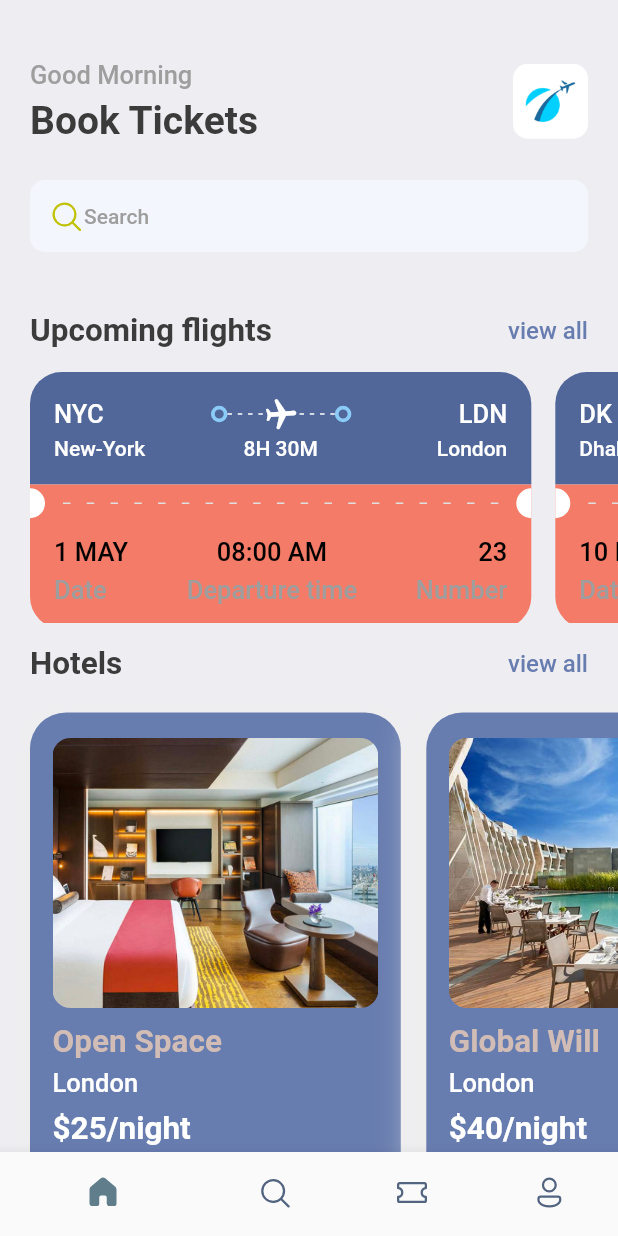
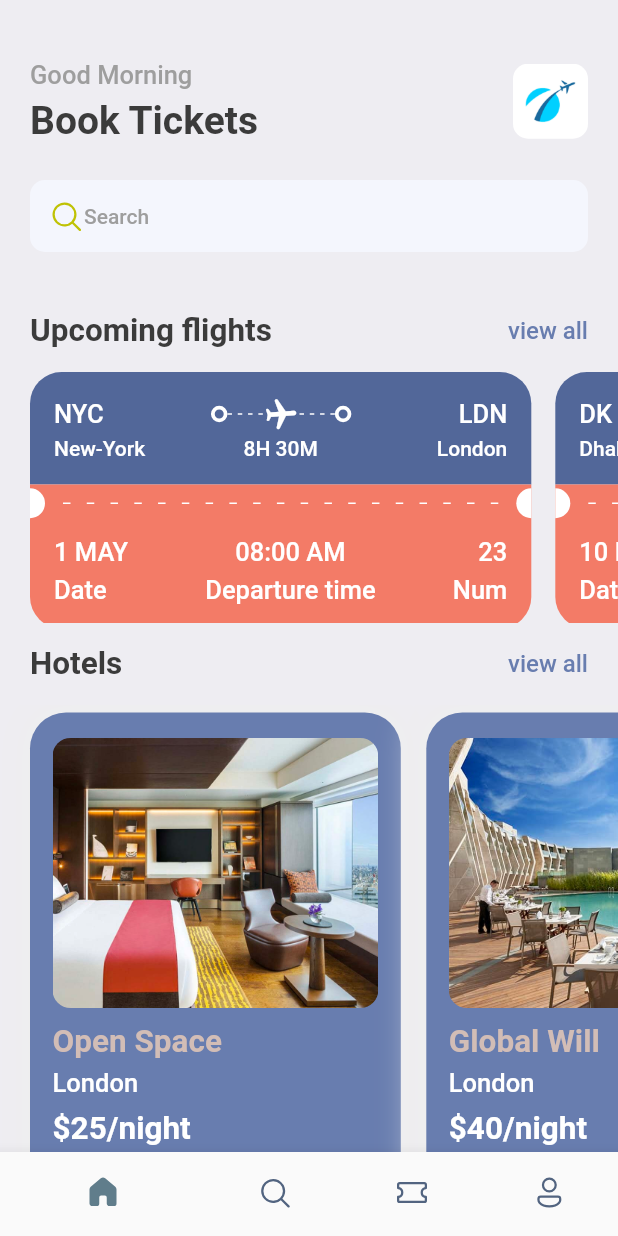
Before and after one commit to Linabousbih/TravelApp, a Flutter app: the screen it shows after launch, on a phone screen of 412 x 824 dp. Run offline on Flutter 3.47's test engine with Material 2 defaults, Android fonts, the phone set to English and light mode, and no system bars; our stand-ins replace barcode_widget, fluentui_icons, gap, get.

Commit message:
Third page all done

```diff
--- a/lib/screens/ticket_view.dart
+++ b/lib/screens/ticket_view.dart
@@ -48,7 +48,7 @@ class TicketView extends StatelessWidget {
                                   .copyWith(color: Colors.white)
                               : Styles.headlineStyleS.copyWith(color: Colors.black)),
                       const Spacer(),
-                      Dot(isColor: true),
+                      Dot(isColor: isColor),
                       Expanded(
                         child: Stack(
                           children: [
@@ -92,7 +92,7 @@ class TicketView extends StatelessWidget {
                         ),
                       ),
                       Dot(
-                        isColor: true,
+                        isColor: isColor,
                       ),
                       const Spacer(),
                       Text(ticket['to']['code'],
@@ -157,7 +157,7 @@ class TicketView extends StatelessWidget {
                   Expanded(
                     child: Padding(
                       padding: const EdgeInsets.all(12.0),
-                      child: AppLineWidget(sections: 15,isColor: false,)
+                      child: AppLineWidget(sections: 15,isColor: isColor,)
                     ),
                   ),
                   SizedBox(
@@ -188,9 +188,9 @@ class TicketView extends StatelessWidget {
                   Row(
                     mainAxisAlignment: MainAxisAlignment.spaceBetween,
                     children: [
-                      AppTicketPart(text1: ticket['date'], text2: "Date", alignment: CrossAxisAlignment.start,isColor: false,),
-                      AppTicketPart(text1: ticket['departure_time'], text2: "Departure time", alignment: CrossAxisAlignment.center,isColor: false,),
-                      AppTicketPart(text1: ticket['number'].toString(), text2: "Number", alignment: CrossAxisAlignment.end,isColor: false,),
+                      AppTicketPart(text1: ticket['date'], text2: "Date", alignment: CrossAxisAlignment.start,isColor: isColor,),
+                      AppTicketPart(text1: ticket['departure_time'], text2: "Departure time", alignment: CrossAxisAlignment.center,isColor: isColor,),
+                      AppTicketPart(text1: ticket['number'].toString(), text2: "Num", alignment: CrossAxisAlignment.end,isColor: isColor,),
                     ],
                   )
                 ],
--- a/pubspec.yaml
+++ b/pubspec.yaml
@@ -50,6 +50,7 @@ dev_dependencies:
   # package. See that file for information about deactivating specific lint
   # rules and activating additional ones.
   flutter_lints: ^2.0.0
+  barcode_widget: ^2.0.2
 
 # For information on the generic Dart part of this file, see the
 # following page: https://dart.dev/tools/pub/pubspec
```
Also changed, not shown: lib/screens/ticket_screen.dart (+94 -17 lines), pubspec.lock.
